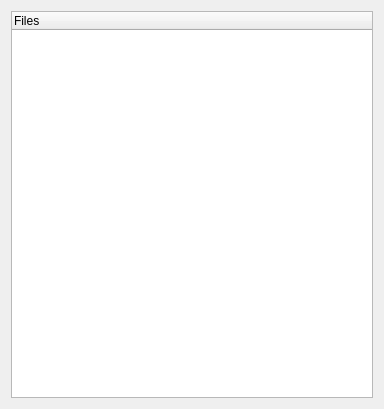
Qt form src/wte/ui/FilePicker.ui (spiricn/Wt) before a commit.
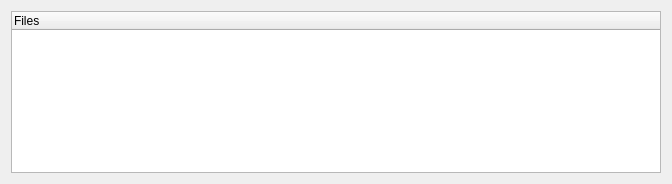
The same form after that commit. Custom widgets are drawn as their Qt base class.

```diff
--- a/src/wte/ui/FilePicker.ui
+++ b/src/wte/ui/FilePicker.ui
@@ -6,8 +6,8 @@
    <rect>
     <x>0</x>
     <y>0</y>
-    <width>384</width>
-    <height>409</height>
+    <width>672</width>
+    <height>184</height>
    </rect>
   </property>
   <property name="windowTitle">
```
